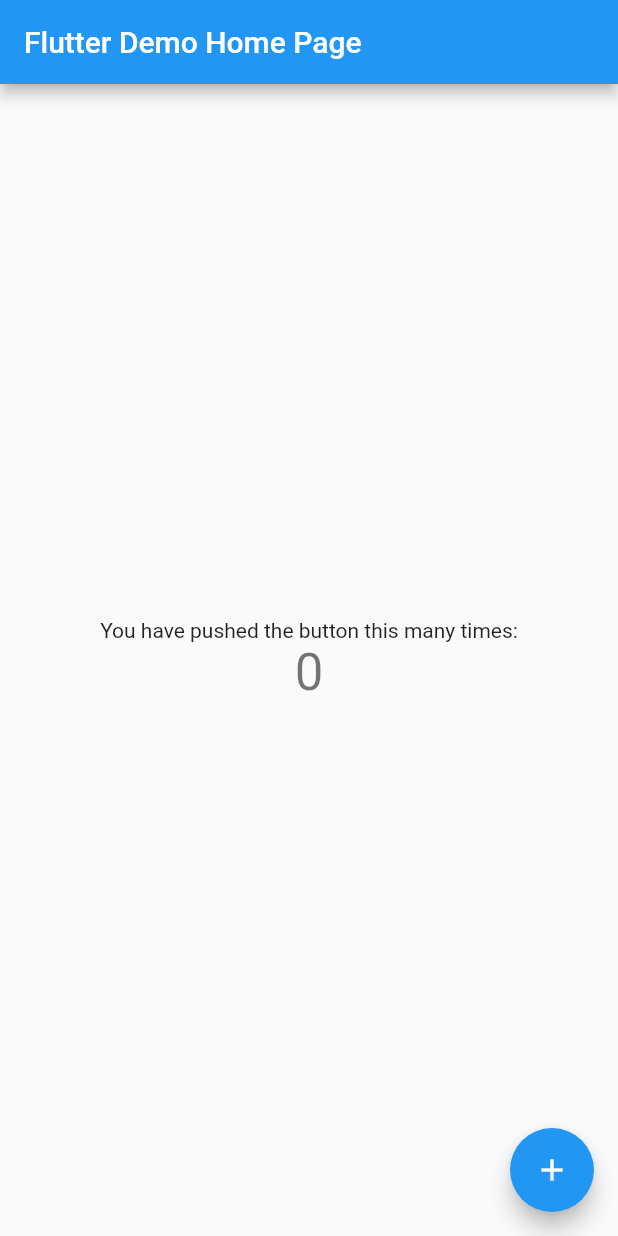
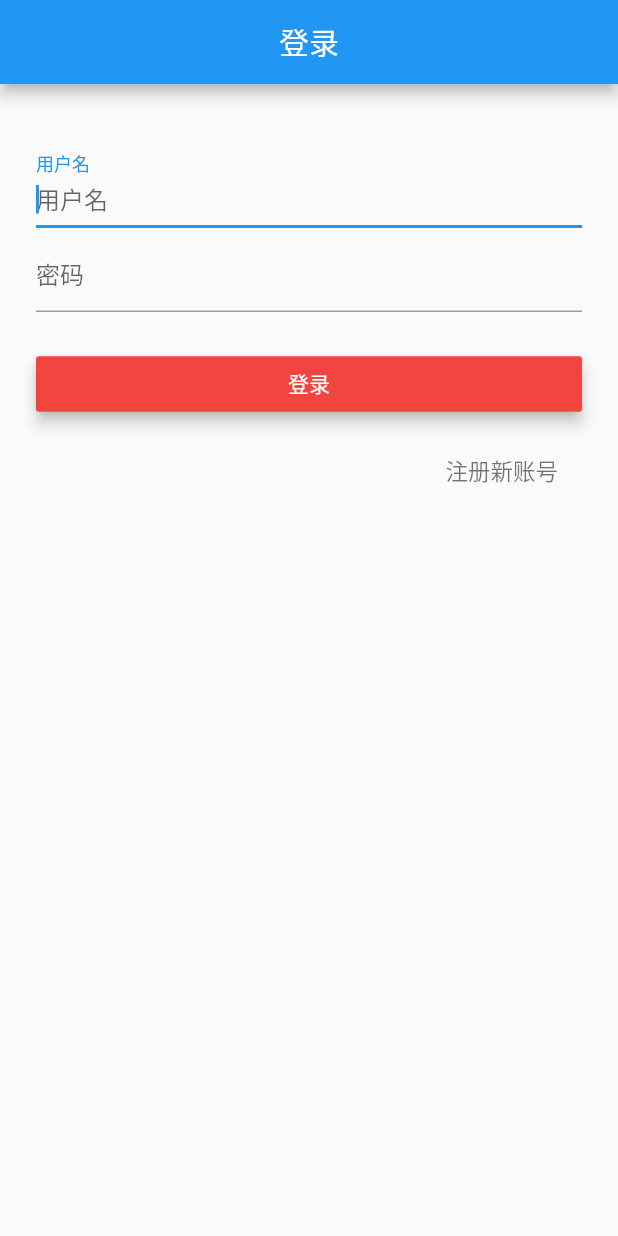
Before and after one commit to June1900/wanan_android_flutter, a Flutter app: the screen it shows after launch, on a phone screen of 412 x 824 dp. Run offline on Flutter 3.47's test engine with Material 2 defaults, Android fonts, the phone set to English and light mode, and no system bars; our stand-ins replace dio, fluttertoast, shared_preferences; generated files the repository leaves out were written again.

Commit message:
增加登录界面

```diff
--- /dev/null
+++ b/lib/common/Toast.dart
@@ -0,0 +1,7 @@
+import 'package:fluttertoast/fluttertoast.dart';
+
+class Toast {
+  static show(String msg) {
+    Fluttertoast.showToast(msg: msg);
+  }
+}
--- a/lib/main.dart
+++ b/lib/main.dart
@@ -1,4 +1,5 @@
 import 'package:flutter/material.dart';
+import 'package:wananandroidflutter/views/mine/LoginRegisterView.dart';
 
 import 'common/Global.dart';
 
@@ -10,11 +11,10 @@ class MyApp extends StatelessWidget {
   @override
   Widget build(BuildContext context) {
     return MaterialApp(
-      title: 'Flutter Demo',
       theme: ThemeData(
         primarySwatch: Colors.blue,
       ),
-      home: MyHomePage(title: 'Flutter Demo Home Page'),
+      home: LoginRegisterPage(),
     );
   }
 }
--- /dev/null
+++ b/lib/views/mine/LoginRegisterView.dart
@@ -0,0 +1,124 @@
+import 'dart:async';
+
+import 'package:flutter/cupertino.dart';
+import 'package:flutter/material.dart';
+import 'package:wananandroidflutter/common/Toast.dart';
+import 'package:wananandroidflutter/common/User.dart';
+import 'package:wananandroidflutter/widgets/ClearableInputField.dart';
+
+class LoginRegisterPage extends StatefulWidget {
+  LoginRegisterPage();
+
+  @override
+  State<StatefulWidget> createState() => new _LoginRegisterPagePageState();
+}
+
+class _LoginRegisterPagePageState extends State<LoginRegisterPage> {
+  bool isLogin = true;
+  ClearableInputField _userNameInputForm;
+  ClearableInputField _psdInputForm;
+  TextEditingController _userNameController = TextEditingController();
+  TextEditingController _psdController = TextEditingController();
+
+  @override
+  Widget build(BuildContext context) {
+    return Scaffold(
+      appBar: AppBar(
+        title: Text('登录'),
+        centerTitle: true,
+      ),
+      body: Builder(
+        builder: (builder) {
+          return ListView(
+            shrinkWrap: true,
+            padding: EdgeInsets.only(left: 24, right: 24),
+            children: <Widget>[
+              SizedBox(height: 48.0),
+              _buildUserNameInputForm(),
+              SizedBox(height: 8.0),
+              _buildPsdInputForm(),
+              SizedBox(height: 24.0),
+              _buildLoginBtn(builder),
+              SizedBox(height: 10.0),
+              Container(
+                child: _buildRegBtn(),
+                alignment: Alignment.centerRight,
+              ),
+            ],
+          );
+        },
+      ),
+    );
+  }
+
+  Widget _buildLoginBtn(BuildContext context) {
+    return RaisedButton(
+      padding: const EdgeInsets.all(8.0),
+      color: Color(0xfff34540),
+      textColor: Colors.white,
+      child: Text(isLogin ? "登录" : "注册并登录"),
+      elevation: 4.0,
+      onPressed: () {
+        var _userNameStr = _userNameController.text;
+        var _psdStr = _psdController.text;
+        if (null == _userNameStr || null == _psdStr || _userNameStr.length < 6 || _psdStr.length < 6) {
+          Toast.show('账号/密码不符合标准');
+        } else {
+          User().userName = _userNameStr;
+          User().password = _psdStr;
+          var callback = (bool loginOK, String errorMsg) {
+            if (loginOK) {
+              Toast.show("登录成功");
+              Timer(Duration(milliseconds: 400), () {
+//                登录成功，返回上个界面
+//                Router().back(context);
+              });
+            } else {
+              Toast.show(errorMsg);
+            }
+          };
+          isLogin ? User().login(callback: callback) : User().register(callback: callback);
+        }
+      },
+    );
+  }
+
+  Widget _buildUserNameInputForm() {
+    _userNameInputForm = ClearableInputField(
+      controller: _userNameController,
+      inputType: TextInputType.emailAddress,
+      hintTxt: '用户名',
+    );
+    return _userNameInputForm;
+  }
+
+  Widget _buildPsdInputForm() {
+    _psdInputForm = ClearableInputField(
+      controller: _psdController,
+      obscureText: true,
+      hintTxt: '密码',
+    );
+    return _psdInputForm;
+  }
+
+  Widget _buildRegBtn() {
+    return FlatButton(
+      child: Text(
+        isLogin ? '注册新账号' : '直接登录',
+        style: TextStyle(fontSize: 15.0, color: Colors.black54),
+      ),
+      onPressed: () {
+        setState(() {
+          isLogin = !isLogin;
+        });
+      },
+    );
+  }
+
+  @override
+  void dispose() {
+    _userNameController?.dispose();
+    _psdController?.dispose();
+    super.dispose();
+  }
+}
--- /dev/null
+++ b/lib/widgets/ClearableInputField.dart
@@ -0,0 +1,115 @@
+import 'package:flutter/material.dart';
+import 'package:flutter/services.dart';
+
+import 'IconF.dart';
+
+class ClearableInputField extends StatefulWidget {
+  final ValueChanged onchange;
+  final ValueChanged onSubmit;
+  final String hintTxt;
+  final bool autoFocus;
+  final TextStyle textStyle;
+  final TextStyle hintStyle;
+  final InputBorder border;
+  final TextEditingController controller;
+  final TextInputType inputType;
+  final bool obscureText;
+  final EdgeInsetsGeometry padding;
+  final Color fillColor;
+  final bool showPrefixIcon;
+
+  ClearableInputField(
+      {this.onchange,
+      this.hintTxt,
+      this.autoFocus = true,
+      this.onSubmit,
+      this.textStyle,
+      this.hintStyle,
+      this.border,
+      this.fillColor,
+      this.controller,
+      this.inputType,
+      this.padding,
+      this.showPrefixIcon = false,
+      this.obscureText = false});
+
+  @override
+  State<StatefulWidget> createState() => new _ClearableInputFieldState();
+}
+
+class _ClearableInputFieldState extends State<ClearableInputField> {
+  bool _showClearIcon = false;
+  FocusNode _focusNode;
+
+  @override
+  Widget build(BuildContext context) {
+    var _controller = (null == widget.controller) ? TextEditingController() : widget.controller;
+    _focusNode = FocusNode();
+    return TextField(
+      obscureText: widget.obscureText,
+      keyboardType: widget.inputType,
+      autofocus: widget.autoFocus,
+      focusNode: _focusNode,
+      controller: _controller,
+      style: widget.textStyle,
+      onChanged: onTextChanged,
+      onSubmitted: onSubmit,
+      decoration: InputDecoration(
+          contentPadding: (null == widget.padding) ? EdgeInsets.all(0.0) : widget.padding,
+          hintText: widget.hintTxt,
+          hintStyle: widget.hintStyle,
+          fillColor: widget.fillColor,
+          filled: null != widget.fillColor,
+          border: widget.border,
+          labelText: widget.hintTxt,
+          labelStyle: widget.hintStyle,
+          errorBorder: widget.border,
+          focusedBorder: widget.border,
+          enabledBorder: widget.border,
+          disabledBorder: widget.border,
+          focusedErrorBorder: widget.border,
+          suffixIcon: _buildDefaultClearIcon(context, _controller),
+          prefixIcon: widget.showPrefixIcon ? (_buildDefaultPrefixIcon()) : null),
+    );
+  }
+
+  void onTextChanged(String str) {
+    bool newState = (str.length <= 0) ? false : true;
+    if (newState != _showClearIcon) {
+      setState(() {
+        _showClearIcon = newState;
+      });
+    }
+    widget.onchange(str);
+  }
+
+  void onSubmit(String str) {
+    SystemChannels.textInput.invokeMethod('TextInput.hide');
+//    FocusScope.of(context).requestFocus(new FocusNode());
+    widget.onSubmit(str);
+  }
+
+  Widget _buildDefaultClearIcon(BuildContext context, TextEditingController controller) {
+    return Visibility(
+      child: InkWell(
+        child: Icon(
+          IconF.wrong,
+          color: Theme.of(context).textTheme.subhead.color,
+        ),
+        onTap: () {
+          controller.clear();
+          widget.onchange("");
+          FocusScope.of(context).requestFocus(_focusNode);
+          setState(() {
+            _showClearIcon = false;
+          });
+        },
+      ),
+      visible: _showClearIcon,
+    );
+  }
+
+  Widget _buildDefaultPrefixIcon() {
+    return Icon(IconF.search, color: Theme.of(context).textTheme.subhead.color);
+  }
+}
--- /dev/null
+++ b/lib/widgets/IconF.dart
@@ -0,0 +1,21 @@
+import 'package:flutter/widgets.dart';
+
+class IconF {
+  IconF._();
+
+  static const font_name = 'iconfont';
+
+  static const IconData back = const IconData(0xe615, fontFamily: font_name);
+  static const IconData blog = const IconData(0xe61a, fontFamily: font_name);
+  static const IconData browser = const IconData(0xe616, fontFamily: font_name);
+  static const IconData like_fill = const IconData(0xe61d, fontFamily: font_name);
+  static const IconData like_stroke = const IconData(0xe620, fontFamily: font_name);
+  static const IconData me = const IconData(0xe621, fontFamily: font_name);
+  static const IconData project = const IconData(0xe619, fontFamily: font_name);
+  static const IconData search = const IconData(0xe61c, fontFamily: font_name);
+  static const IconData time = const IconData(0xe61b, fontFamily: font_name);
+  static const IconData top = const IconData(0xe61f, fontFamily: font_name);
+  static const IconData tree = const IconData(0xe61e, fontFamily: font_name);
+  static const IconData wechat = const IconData(0xe622, fontFamily: font_name);
+  static const IconData wrong = const IconData(0xe623, fontFamily: font_name);
+}
```
Also changed, not shown: lib/api/Api.dart (+5 -2 lines), lib/api/CommonService.dart (+22 -7 lines), lib/common/Global.dart (+14 -14 lines), lib/common/Sp.dart (added, +46 -0 lines), lib/common/User.dart (added, +113 -0 lines), lib/utils/DateUtil.dart (added, +56 -0 lines), pubspec.yaml (+5 -18 lines), assets/fonts/iconfont.ttf (added), pubspec.lock, 1 other file.
